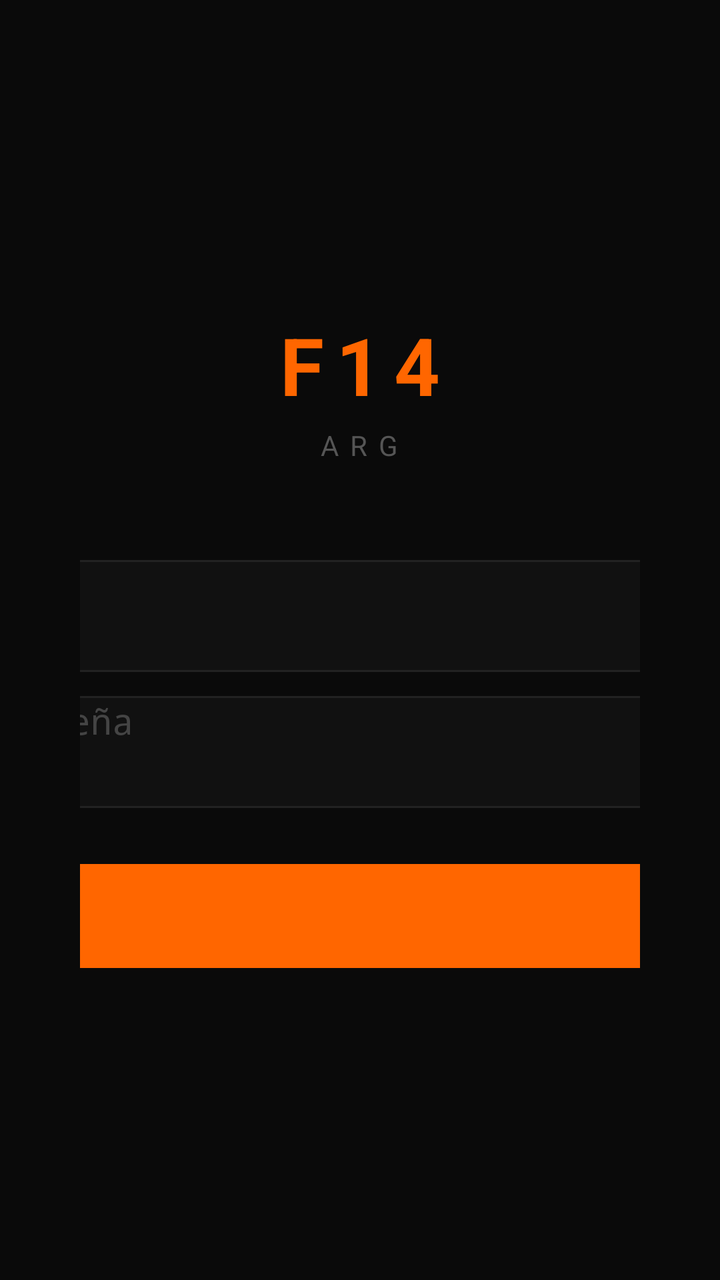
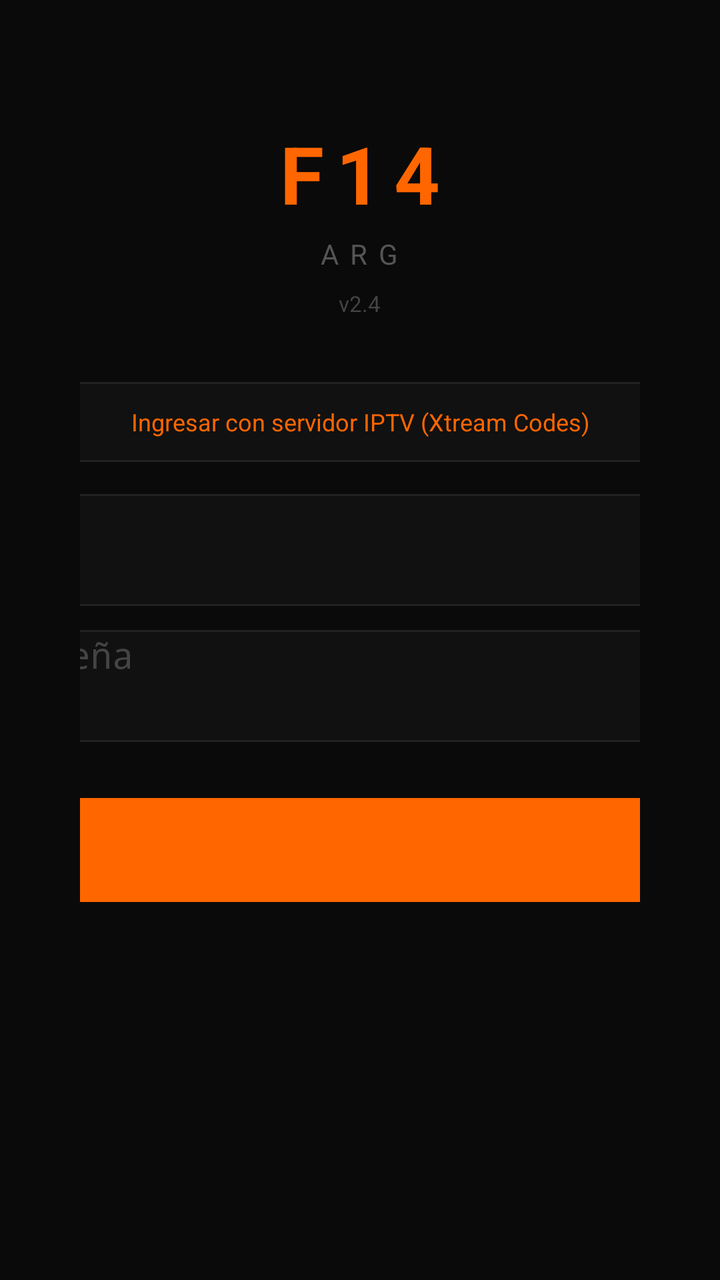

Compare the two renders of this Android layout. The source of the first and the diff that turns it into the second are given below.
<!-- AndroidManifest.xml: application theme Theme.Fulbito14 -->
<!-- res/layout/activity_login.xml -->
<?xml version="1.0" encoding="utf-8"?>
<LinearLayout xmlns:android="http://schemas.android.com/apk/res/android"
    android:layout_width="match_parent"
    android:layout_height="match_parent"
    android:orientation="vertical"
    android:gravity="center"
    android:background="#0A0A0A"
    android:padding="40dp">

    
    <TextView
        android:layout_width="wrap_content"
        android:layout_height="wrap_content"
        android:text="F14"
        android:textSize="40sp"
        android:textColor="#FF6600"
        android:textStyle="bold"
        android:letterSpacing="0.15"
        android:layout_marginBottom="4dp" />

    <TextView
        android:layout_width="wrap_content"
        android:layout_height="wrap_content"
        android:text="ARG"
        android:textSize="14sp"
        android:textColor="#555555"
        android:letterSpacing="0.4"
        android:layout_marginBottom="48dp" />

    
    <EditText
        android:id="@+id/edit_user"
        android:layout_width="480dp"
        android:layout_height="56dp"
        android:hint="Usuario"
        android:textColor="#E0E0E0"
        android:textColorHint="#444444"
        android:textSize="18sp"
        android:paddingLeft="20dp"
        android:paddingRight="20dp"
        android:background="@drawable/edit_text_bg"
        android:layout_marginBottom="12dp"
        android:singleLine="true"
        android:inputType="text"
        android:imeOptions="actionNext"
        android:cursorVisible="true"
        android:textCursorDrawable="@null" />

    
    <EditText
        android:id="@+id/edit_pass"
        android:layout_width="480dp"
        android:layout_height="56dp"
        android:hint="Contraseña"
        android:textColor="#E0E0E0"
        android:textColorHint="#444444"
        android:textSize="18sp"
        android:paddingLeft="20dp"
        android:paddingRight="20dp"
        android:background="@drawable/edit_text_bg"
        android:layout_marginBottom="28dp"
        android:singleLine="true"
        android:inputType="textPassword"
        android:imeOptions="actionDone"
        android:cursorVisible="true"
        android:textCursorDrawable="@null" />

    
    <Button
        android:id="@+id/btn_login"
        android:layout_width="480dp"
        android:layout_height="52dp"
        android:text="ACCEDER"
        android:textSize="15sp"
        android:textColor="#0A0A0A"
        android:textStyle="bold"
        android:letterSpacing="0.15"
        android:background="@drawable/btn_primary"
        android:textAllCaps="true" />

    
    <TextView
        android:id="@+id/text_error"
        android:layout_width="wrap_content"
        android:layout_height="wrap_content"
        android:text=""
        android:textColor="#FF4444"
        android:textSize="13sp"
        android:layout_marginTop="16dp"
        android:visibility="gone"
        android:alpha="0.9" />

</LinearLayout>
<!-- resources referenced by this layout -->
<resources>
  <!-- drawable btn_primary (drawable) -->
  <?xml version="1.0" encoding="utf-8"?>
  <selector xmlns:android="http://schemas.android.com/apk/res/android">
      
      <item android:state_focused="false" android:state_pressed="false">
          <shape android:shape="rectangle">
              <solid android:color="#FF6600" />
              <corners android:radius="8dp" />
          </shape>
      </item>
      
      <item android:state_focused="true">
          <shape android:shape="rectangle">
              <solid android:color="#FF7722" />
              <corners android:radius="8dp" />
              <stroke android:width="2dp" android:color="#FFAA66" />
          </shape>
      </item>
      
      <item android:state_pressed="true">
          <shape android:shape="rectangle">
              <solid android:color="#CC5500" />
              <corners android:radius="8dp" />
          </shape>
      </item>
  </selector>
  <!-- drawable edit_text_bg (drawable) -->
  <?xml version="1.0" encoding="utf-8"?>
  <selector xmlns:android="http://schemas.android.com/apk/res/android">
      
      <item android:state_focused="false">
          <shape android:shape="rectangle">
              <solid android:color="#111111" />
              <corners android:radius="8dp" />
              <stroke android:width="1dp" android:color="#222222" />
          </shape>
      </item>
      
      <item android:state_focused="true">
          <shape android:shape="rectangle">
              <solid android:color="#111111" />
              <corners android:radius="8dp" />
              <stroke android:width="1.5dp" android:color="#FF6600" />
          </shape>
      </item>
  </selector>
  <style name="Theme.Fulbito14" parent="@style/Theme.Leanback">
          <item name="android:windowBackground">#0D0D0D</item>
          <item name="android:colorBackground">#0D0D0D</item>
          <item name="android:statusBarColor">#0D0D0D</item>
          <item name="android:navigationBarColor">#0D0D0D</item>
          <item name="android:windowFullscreen">true</item>
          <item name="android:windowContentOverlay">@null</item>
      </style>
</resources>

<!-- the commit's change to res/layout/activity_login.xml (unified diff, before → after) -->
@@ -1,11 +1,19 @@
 <?xml version="1.0" encoding="utf-8"?>
-<LinearLayout xmlns:android="http://schemas.android.com/apk/res/android"
+<ScrollView xmlns:android="http://schemas.android.com/apk/res/android"
     android:layout_width="match_parent"
     android:layout_height="match_parent"
+    android:background="#0A0A0A"
+    android:fillViewport="true">
+
+<LinearLayout
+    android:layout_width="match_parent"
+    android:layout_height="wrap_content"
     android:orientation="vertical"
-    android:gravity="center"
-    android:background="#0A0A0A"
-    android:padding="40dp">
+    android:gravity="center_horizontal"
+    android:paddingTop="60dp"
+    android:paddingBottom="40dp"
+    android:paddingLeft="40dp"
+    android:paddingRight="40dp">
 
     
     <TextView
@@ -25,45 +33,146 @@
         android:textSize="14sp"
         android:textColor="#555555"
         android:letterSpacing="0.4"
-        android:layout_marginBottom="48dp" />
-
-    
-    <EditText
-        android:id="@+id/edit_user"
+        android:layout_marginBottom="8dp" />
+
+    
+    <TextView
+        android:layout_width="wrap_content"
+        android:layout_height="wrap_content"
+        android:text="v2.4"
+        android:textSize="11sp"
+        android:textColor="#444444"
+        android:layout_marginBottom="32dp" />
+
+    
+    <TextView
+        android:id="@+id/btn_toggle_mode"
         android:layout_width="480dp"
-        android:layout_height="56dp"
-        android:hint="Usuario"
-        android:textColor="#E0E0E0"
-        android:textColorHint="#444444"
-        android:textSize="18sp"
-        android:paddingLeft="20dp"
-        android:paddingRight="20dp"
+        android:layout_height="40dp"
+        android:text="Ingresar con servidor IPTV (Xtream Codes)"
+        android:textSize="12sp"
+        android:textColor="#FF6600"
+        android:gravity="center"
+        android:clickable="true"
+        android:focusable="true"
         android:background="@drawable/edit_text_bg"
-        android:layout_marginBottom="12dp"
-        android:singleLine="true"
-        android:inputType="text"
-        android:imeOptions="actionNext"
-        android:cursorVisible="true"
-        android:textCursorDrawable="@null" />
-
-    
-    <EditText
-        android:id="@+id/edit_pass"
-        android:layout_width="480dp"
-        android:layout_height="56dp"
-        android:hint="Contraseña"
-        android:textColor="#E0E0E0"
-        android:textColorHint="#444444"
-        android:textSize="18sp"
-        android:paddingLeft="20dp"
-        android:paddingRight="20dp"
-        android:background="@drawable/edit_text_bg"
-        android:layout_marginBottom="28dp"
-        android:singleLine="true"
-        android:inputType="textPassword"
-        android:imeOptions="actionDone"
-        android:cursorVisible="true"
-        android:textCursorDrawable="@null" />
+        android:layout_marginBottom="16dp"
+        android:padding="8dp" />
+
+    
+    <LinearLayout
+        android:id="@+id/default_login_container"
+        android:layout_width="wrap_content"
+        android:layout_height="wrap_content"
+        android:orientation="vertical"
+        android:gravity="center_horizontal"
+        android:visibility="visible">
+
+        
+        <EditText
+            android:id="@+id/edit_user"
+            android:layout_width="480dp"
+            android:layout_height="56dp"
+            android:hint="Usuario"
+            android:textColor="#E0E0E0"
+            android:textColorHint="#444444"
+            android:textSize="18sp"
+            android:paddingLeft="20dp"
+            android:paddingRight="20dp"
+            android:background="@drawable/edit_text_bg"
+            android:layout_marginBottom="12dp"
+            android:singleLine="true"
+            android:inputType="text"
+            android:imeOptions="actionNext"
+            android:cursorVisible="true"
+            android:textCursorDrawable="@null" />
+
+        
+        <EditText
+            android:id="@+id/edit_pass"
+            android:layout_width="480dp"
+            android:layout_height="56dp"
+            android:hint="Contraseña"
+            android:textColor="#E0E0E0"
+            android:textColorHint="#444444"
+            android:textSize="18sp"
+            android:paddingLeft="20dp"
+            android:paddingRight="20dp"
+            android:background="@drawable/edit_text_bg"
+            android:layout_marginBottom="28dp"
+            android:singleLine="true"
+            android:inputType="textPassword"
+            android:imeOptions="actionDone"
+            android:cursorVisible="true"
+            android:textCursorDrawable="@null" />
+    </LinearLayout>
+
+    
+    <LinearLayout
+        android:id="@+id/xc_login_container"
+        android:layout_width="wrap_content"
+        android:layout_height="wrap_content"
+        android:orientation="vertical"
+        android:gravity="center_horizontal"
+        android:visibility="gone">
+
+        
+        <EditText
+            android:id="@+id/edit_xc_server"
+            android:layout_width="480dp"
+            android:layout_height="56dp"
+            android:hint="Servidor URL (ej: http://servidor.com)"
+            android:textColor="#E0E0E0"
+            android:textColorHint="#444444"
+            android:textSize="16sp"
+            android:paddingLeft="20dp"
+            android:paddingRight="20dp"
+            android:background="@drawable/edit_text_bg"
+            android:layout_marginBottom="12dp"
+            android:singleLine="true"
+            android:inputType="textUri"
+            android:imeOptions="actionNext"
+            android:cursorVisible="true"
+            android:textCursorDrawable="@null" />
+
+        
+        <EditText
+            android:id="@+id/edit_xc_user"
+            android:layout_width="480dp"
+            android:layout_height="56dp"
+            android:hint="Usuario XC"
+            android:textColor="#E0E0E0"
+            android:textColorHint="#444444"
+            android:textSize="18sp"
+            android:paddingLeft="20dp"
+            android:paddingRight="20dp"
+            android:background="@drawable/edit_text_bg"
+            android:layout_marginBottom="12dp"
+            android:singleLine="true"
+            android:inputType="text"
+            android:imeOptions="actionNext"
+            android:cursorVisible="true"
+            android:textCursorDrawable="@null" />
+
+        
+        <EditText
+            android:id="@+id/edit_xc_pass"
+            android:layout_width="480dp"
+            android:layout_height="56dp"
+            android:hint="Contraseña XC"
+            android:textColor="#E0E0E0"
+            android:textColorHint="#444444"
+            android:textSize="18sp"
+            android:paddingLeft="20dp"
+            android:paddingRight="20dp"
+            android:background="@drawable/edit_text_bg"
+            android:layout_marginBottom="28dp"
+            android:singleLine="true"
+            android:inputType="textPassword"
+            android:imeOptions="actionDone"
+            android:cursorVisible="true"
+            android:textCursorDrawable="@null" />
+    </LinearLayout>
 
     
     <Button
@@ -79,6 +188,16 @@
         android:textAllCaps="true" />
 
     
+    <ProgressBar
+        android:id="@+id/login_progress"
+        android:layout_width="32dp"
+        android:layout_height="32dp"
+        android:layout_marginTop="16dp"
+        android:visibility="gone"
+        android:indeterminate="true"
+        android:indeterminateTint="#FF6600" />
+
+    
     <TextView
         android:id="@+id/text_error"
         android:layout_width="wrap_content"
@@ -91,3 +210,4 @@
         android:alpha="0.9" />
 
 </LinearLayout>
+</ScrollView>
